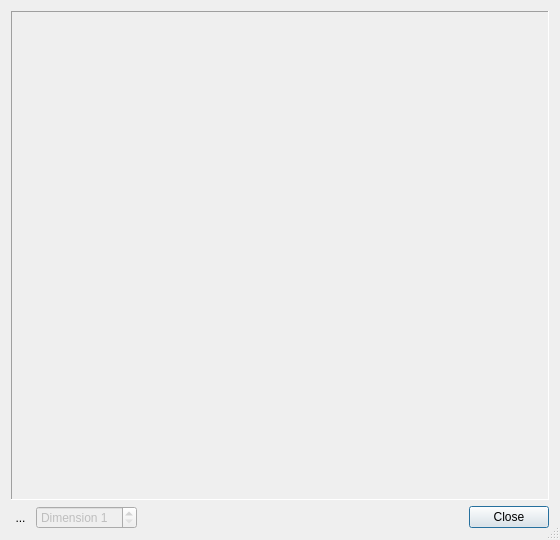
Before: the Qt Designer form forms/ChartDialog.ui in frontiersi/FaceTools, drawn with Qt 5.
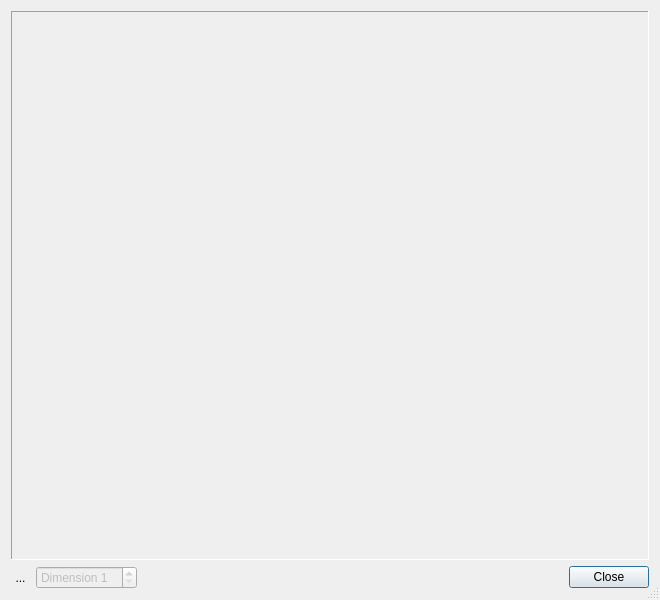
After: the same form once the commit is applied. Icons and pictures are not drawn.

The edit to the form file:
```diff
--- a/forms/ChartDialog.ui
+++ b/forms/ChartDialog.ui
@@ -6,8 +6,8 @@
    <rect>
     <x>0</x>
     <y>0</y>
-    <width>560</width>
-    <height>540</height>
+    <width>660</width>
+    <height>600</height>
    </rect>
   </property>
   <property name="windowTitle">
```
